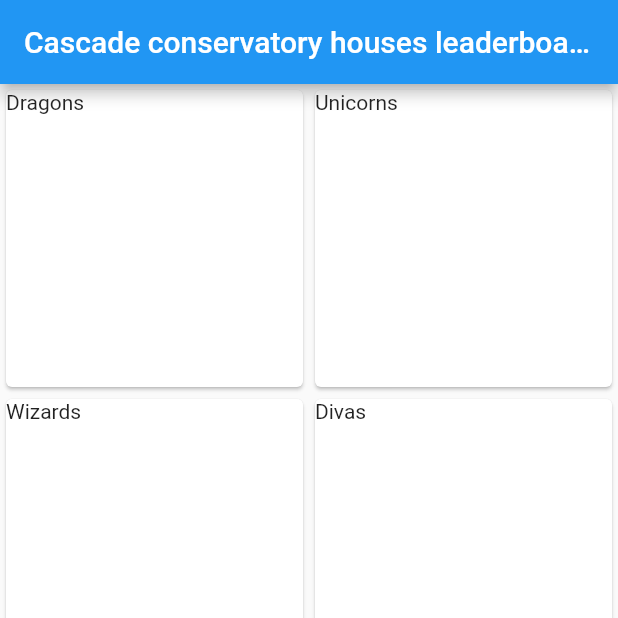
After one commit to prolificcoder/house_stats, a Flutter app: the screen it shows after launch, on a phone screen of 412 x 824 dp, the top half of it. The commit adds this screen. Run offline on Flutter 3.47's test engine with Material 2 defaults, Android fonts, the phone set to English and light mode, and no system bars.

Commit message:
add house dashboard screen

```diff
--- /dev/null
+++ b/lib/screens/house_dashboard_screen.dart
@@ -0,0 +1,30 @@
+import 'package:flutter/material.dart';
+
+class HouseDashboardScreen extends StatefulWidget {
+  const HouseDashboardScreen({Key? key, required this.title}) : super(key: key);
+  final String title;
+  @override
+  State<HouseDashboardScreen> createState() => _HouseLeaderboardState();
+}
+
+class _HouseLeaderboardState extends State<HouseDashboardScreen> {
+  @override
+  Widget build(BuildContext context) {
+    return Scaffold(
+      appBar: AppBar(
+        title: Text(widget.title),
+      ),
+      body: Center(
+        child: GridView.count(
+          crossAxisCount: 2,
+          children: const <Widget>[
+            Card(child: Text('Dragons')),
+            Card(child: Text('Unicorns')),
+            Card(child: Text('Wizards')),
+            Card(child: Text('Divas')),
+          ],
+        ),
+      ),
+    );
+  }
+}
```
Also changed, not shown: lib/main.dart (+4 -32 lines).
